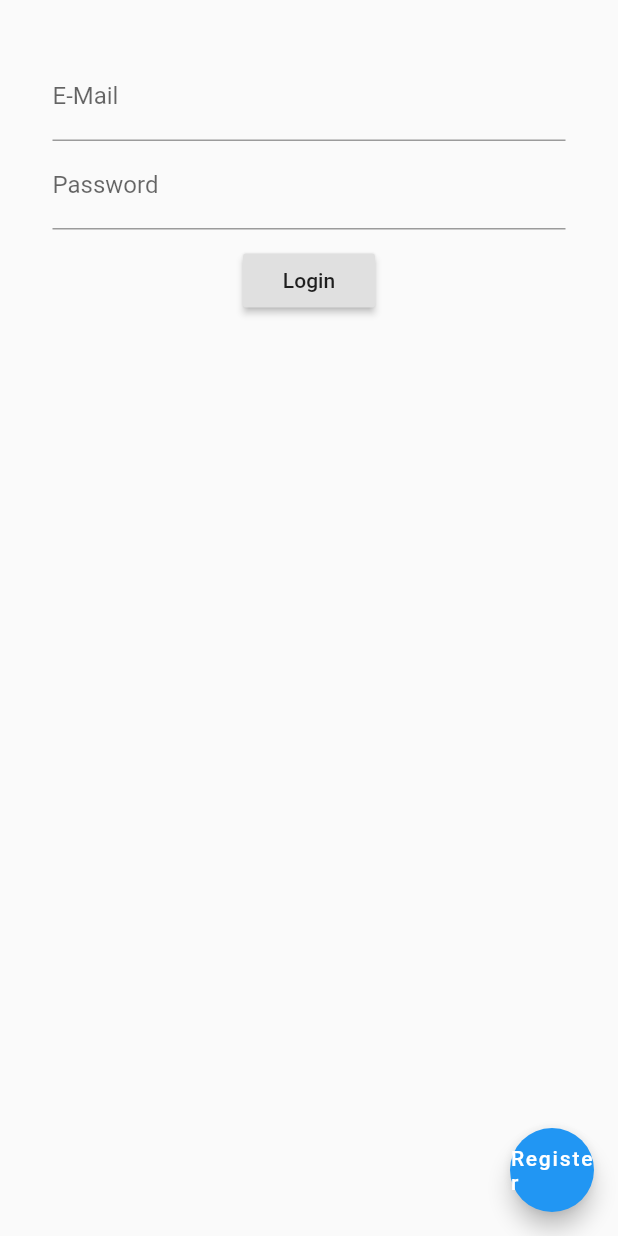
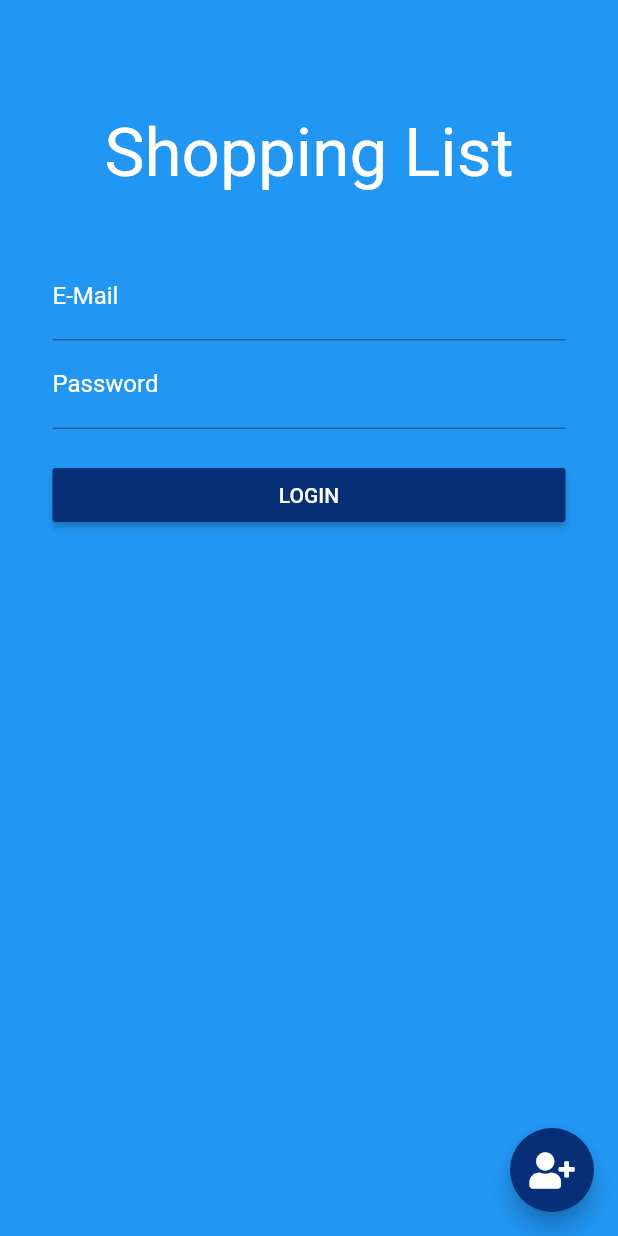
Before and after one commit to MikesDevCorner/MeWantThat-frontend-flutter, a Flutter app: the screen it shows after launch, on a phone screen of 412 x 824 dp. Run offline on Flutter 3.47's test engine with Material 2 defaults, Android fonts, the light colour scheme and no system bars; our stand-ins replace flutter_secure_storage, font_awesome_flutter.

Commit message:
MultiUser Feature finalized. This is V2 now. Merging in Master soon.

```diff
--- a/lib/Libs/AuthService.dart
+++ b/lib/Libs/AuthService.dart
@@ -25,16 +25,17 @@ class AuthService {
     }
   }
 
-  static init() async {
+  static Future<bool> init() async {
     String token = await storage.read(key: 'token');
     AuthService.setToken(token, true);
+    return true;
   }
 
   static Map<String, String> getHeaders() {
     return AuthService._headers;
   }
 
-  static checkUnauthenticated(Response response) async {
+  static Future<bool> checkUnauthenticated(Response response) async {
     if(response.statusCode == 401) {
       await AuthService.setToken(null);
       return true;
--- a/lib/Views/LoginView.dart
+++ b/lib/Views/LoginView.dart
@@ -2,6 +2,7 @@ import '../Libs/ApiService.dart';
 import 'package:flutter/cupertino.dart';
 import 'package:flutter/material.dart';
 import 'package:flutter/services.dart';
+import 'package:font_awesome_flutter/font_awesome_flutter.dart';
 
 class LoginView extends StatefulWidget {
 
@@ -24,15 +25,15 @@ class LoginViewState extends State<LoginView> {
   void _validateInputs (BuildContext ctxt) async {
     if (_formKey.currentState.validate()) {
       bool login = false;
-      //login = await ApiService.login(myEMailController.text, myPasswordController.text);
-      login = await ApiService.test();
+      login = await ApiService.login(myEMailController.text, myPasswordController.text);
       if(!login) {
         Scaffold.of(ctxt).showSnackBar(SnackBar(content:
         Text('Please check username and password and try again')));
       } else {
         Scaffold.of(ctxt).showSnackBar(SnackBar(content:
         Text('Login Successful')));
-        final bool result = await Navigator.pushNamed(context, '/');
+        Navigator.pushNamedAndRemoveUntil(context,
+            '/', (route) => false);
       }
     } else {
       //If all data are not valid then start auto validation.
@@ -61,7 +62,9 @@ class LoginViewState extends State<LoginView> {
   @override
   Widget build(BuildContext context) {
     return Scaffold(
-        body: Builder(
+        backgroundColor: Theme.of(context).primaryColor,
+        body: SingleChildScrollView(
+          child:Builder(
             builder: (ctxt) => Center(
               child: Padding(
                 padding: const EdgeInsets.all(35.0),
@@ -70,29 +73,44 @@ class LoginViewState extends State<LoginView> {
                   autovalidate: _autoValidate,
                   child: Column(
                     children: <Widget>[
+                      new SizedBox(
+                        height: 40.0,
+                      ),
+                      Text('Shopping List', style: Theme.of(context).textTheme.headline3.merge(TextStyle(color: Colors.white))),
+                      new SizedBox(
+                        height: 40.0,
+                      ),
                       TextFormField(
-                            decoration: InputDecoration(labelText: 'E-Mail'),
+                        style: TextStyle(color: Colors.white),
+                        decoration: InputDecoration(labelText: 'E-Mail', labelStyle: TextStyle(color: Colors.white)),
                         keyboardType: TextInputType.emailAddress,
                         controller: myEMailController,
                         validator: validateEmail,
                       ),
                       TextFormField(
-                            decoration: InputDecoration(labelText: 'Password'),
+                        style: TextStyle(color: Colors.white),
+                        decoration: InputDecoration(labelText: 'Password', labelStyle: TextStyle(color: Colors.white)),
                         keyboardType: TextInputType.text,
                         obscureText: true,
                         controller: myPasswordController,
                         validator: validatePassword
                       ),
                       new SizedBox(
-                            height: 10.0,
+                        height: 20.0,
                       ),
-                          RaisedButton(
+                      ConstrainedBox(
+                        constraints: const BoxConstraints(minWidth: double.infinity),
+                        child: RaisedButton(
+                          color: const Color(0xff062f77),
+                          textColor: Colors.white,
                           onPressed: () {
                             _validateInputs(ctxt);
                           },
-                            child: Text('Login'),
+                          child: Text('LOGIN'),
+                        )
                       )
                     ]
+                  )
                 )
               )
             )
@@ -100,11 +118,12 @@ class LoginViewState extends State<LoginView> {
         ),
         floatingActionButton: Builder(
             builder: (ctxt) => FloatingActionButton(
+              backgroundColor: const Color(0xff062f77),
               onPressed: () {
                 Navigator.pushNamed(context, '/register');
               },
               tooltip: 'Switch to Register',
-              child: Text('Register')
+              child: FaIcon(FontAwesomeIcons.userPlus)
             )
         )
     );
--- a/lib/main.dart
+++ b/lib/main.dart
@@ -21,15 +21,23 @@ class App extends StatefulWidget {
 
 class _AppState extends State<App> {
 
+  bool alreadyInitiated = false;
+
   @override
   void initState() {
-    //AuthService.init();
+    doInitiation();
     super.initState();
   }
 
+  doInitiation() async {
+    alreadyInitiated = await AuthService.init();
+    setState(() {});
+  }
 
   @override
   Widget build(BuildContext context) {
+    if(alreadyInitiated == false) return new Container(color: Colors.lightBlue);
+
     return MaterialApp(
       title: 'Shopping Lists',
       initialRoute: '/',
--- a/pubspec.yaml
+++ b/pubspec.yaml
@@ -8,8 +8,9 @@ environment:
 
 dependencies:
   http: any
-  moment: ^0.0.1
+  intl: ^0.16.1
   flutter_secure_storage: ^3.3.3
+  font_awesome_flutter: ^8.8.1
   flutter:
     sdk: flutter
   cupertino_icons: ^0.1.3
```
Also changed, not shown: lib/Libs/ApiService.dart (+17 -21 lines), lib/Views/AllListsView.dart (+20 -6 lines), lib/Views/NewEntryView.dart (+12 -0 lines), lib/Views/NewListView.dart (+12 -0 lines), lib/Views/RegisterView.dart (+29 -10 lines), lib/Views/SingleListView.dart (+13 -2 lines), pubspec.lock, 1 other file. Lines whose indentation alone changed are shown as unchanged.
